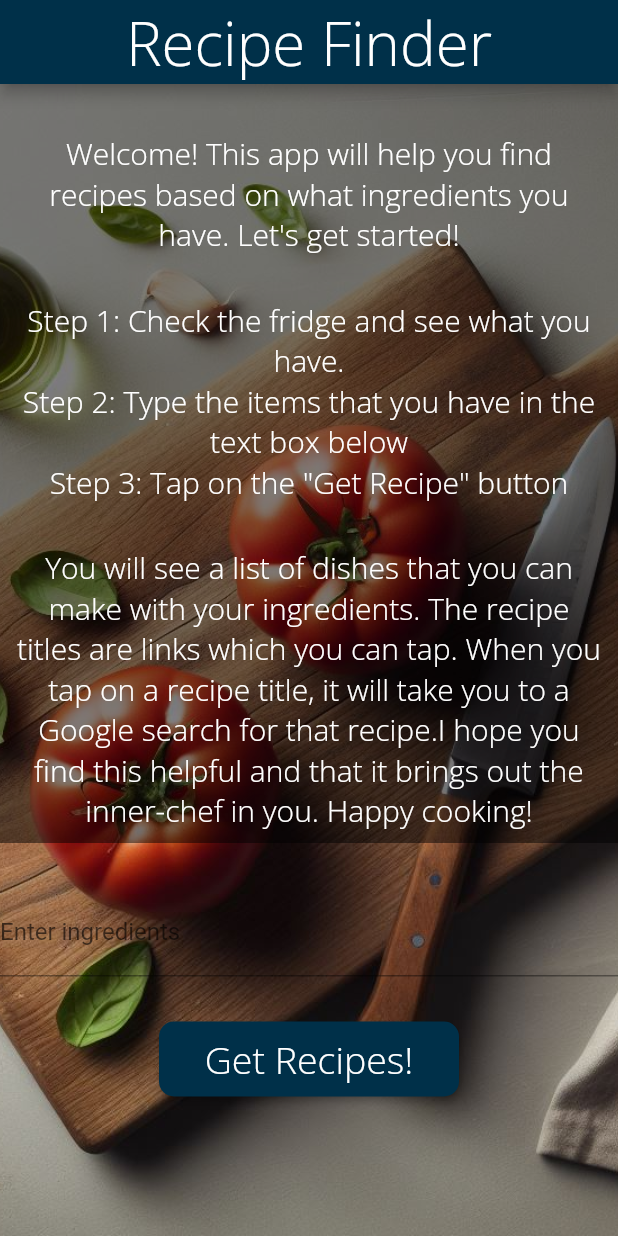
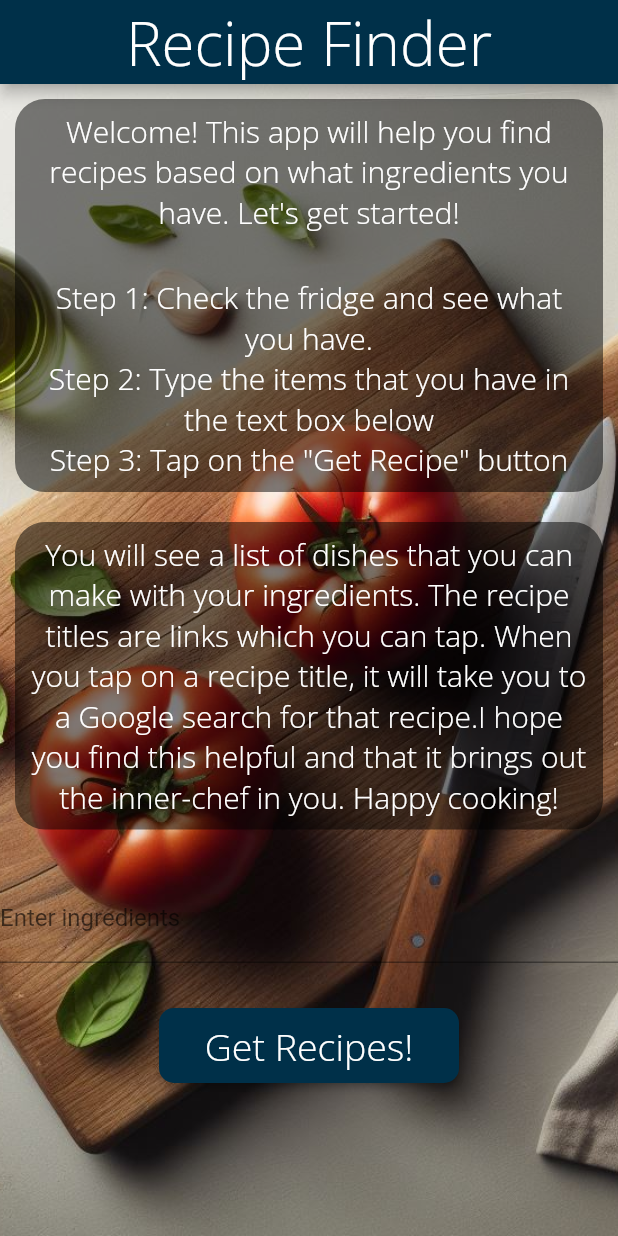
Before and after one commit to dvasquez08/recipe-mobile-app, a Flutter app: the screen it shows after launch, on a phone screen of 412 x 824 dp. Run offline on Flutter 3.47's test engine with Material 2 defaults, Android fonts, the phone set to English and light mode, and no system bars; our stand-ins replace google_fonts.

Commit message:
Added more styling for texts

```diff
--- a/lib/homepage.dart
+++ b/lib/homepage.dart
@@ -49,6 +49,8 @@ class _homepageState extends State<homepage> {
           backgroundColor: Color(0XFF003049),
           centerTitle: true,
         ),
+
+
         body: Container(
           decoration: const BoxDecoration(
               image: DecorationImage(
@@ -56,13 +58,17 @@ class _homepageState extends State<homepage> {
                   fit: BoxFit.cover)),
           child: ListView(
             children: [
+
+
               Container(
-                decoration: BoxDecoration(color: Color.fromRGBO(0, 0, 0, 0.5)),
+                decoration: BoxDecoration(
+                  color: Color.fromRGBO(0, 0, 0, 0.5),
+                  borderRadius: BorderRadius.circular(20.0)),
                 alignment: Alignment.center,
                 padding: EdgeInsets.only(left: 10.0, right: 10.0, top: 8.0, bottom: 8.0),
+                margin: EdgeInsets.only(left: 10.0, right: 10.0, top: 10.0),
                 child: const Column(
                   children: [
-                    SizedBox(height: 25.0),
                     SansText(
                         'Welcome! This app will help you find recipes based on what'
                         ' ingredients you have. Let\'s get started!',
@@ -74,15 +80,32 @@ class _homepageState extends State<homepage> {
                         'Step 2: Type the items that you have in the text box below',
                         20.0),
                     SansText('Step 3: Tap on the "Get Recipe" button', 20.0),
-                    SizedBox(height: 30.0),
+                  ],
+
+                ),
+              ),
+
+              SizedBox(height: 20.0),
+
+              Container(
+                decoration: BoxDecoration(
+                    color: Color.fromRGBO(0, 0, 0, 0.5),
+                    borderRadius: BorderRadius.circular(20.0)),
+                alignment: Alignment.center,
+                padding: EdgeInsets.only(left: 10.0, right: 10.0, bottom: 8.0, top: 8.0),
+                margin: EdgeInsets.only(left: 10.0, right: 10.0),
+                child: const Column(
+                  children: [
                     SansText(
                         'You will see a list of dishes that you can make with your ingredients. The recipe titles are'
-                        ' links which you can tap. When you tap on a recipe title, it will take you to a Google search for that recipe.'
-                        'I hope you find this helpful and that it brings out the inner-chef in you. Happy cooking!',
+                            ' links which you can tap. When you tap on a recipe title, it will take you to a Google search for that recipe.'
+                            'I hope you find this helpful and that it brings out the inner-chef in you. Happy cooking!',
                         20.0),
                   ],
                 ),
               ),
+
+
               Container(
                 alignment: Alignment.center,
                 child: Column(
@@ -109,6 +132,8 @@ class _homepageState extends State<homepage> {
                   ],
                 ),
               ),
+
+
             ],
           ),
         ),
```
